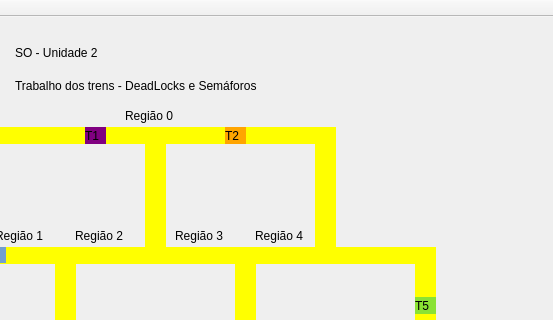
Above: mainwindow.ui from TwoDotS2/s_o-trabalho_02-trens before the change; both pictures show x 295 to 848 and y 0 to 320 of the 848 by 720 pixel window. Below: the same form after it.
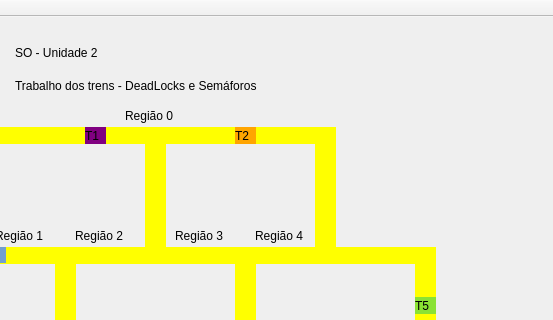
That is the form after the change.

The edit to the form file:
```diff
--- a/mainwindow.ui
+++ b/mainwindow.ui
@@ -116,7 +116,7 @@
    <widget class="QLabel" name="label_trem2">
     <property name="geometry">
      <rect>
-      <x>520</x>
+      <x>530</x>
       <y>110</y>
       <width>21</width>
       <height>17</height>
```
